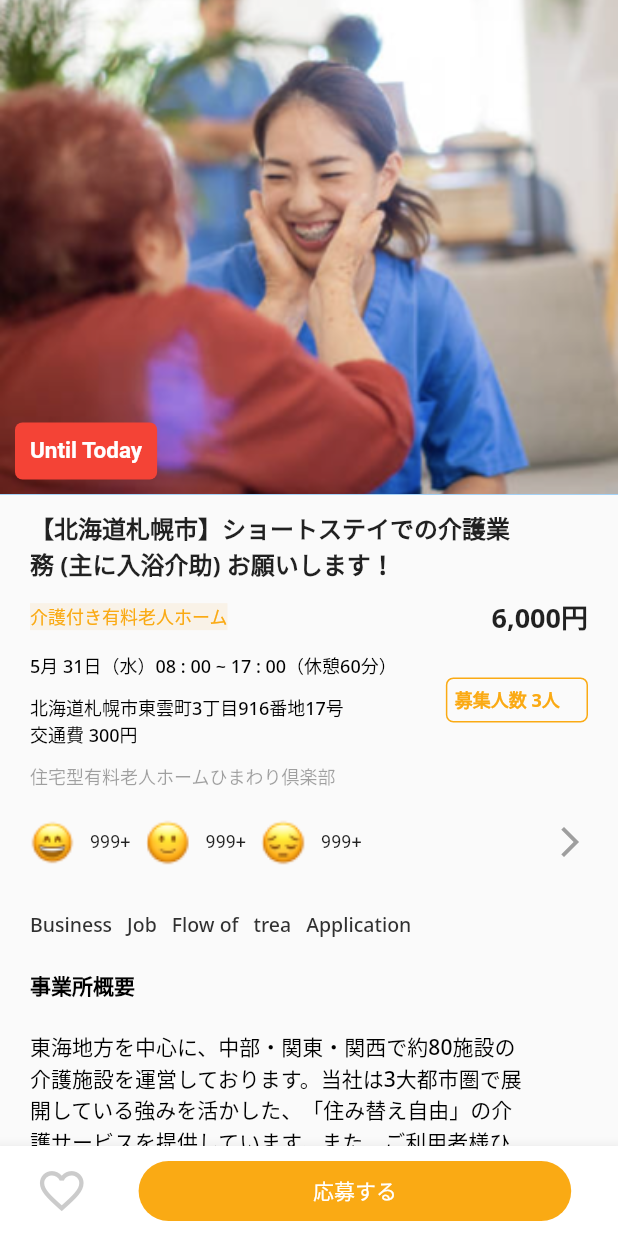
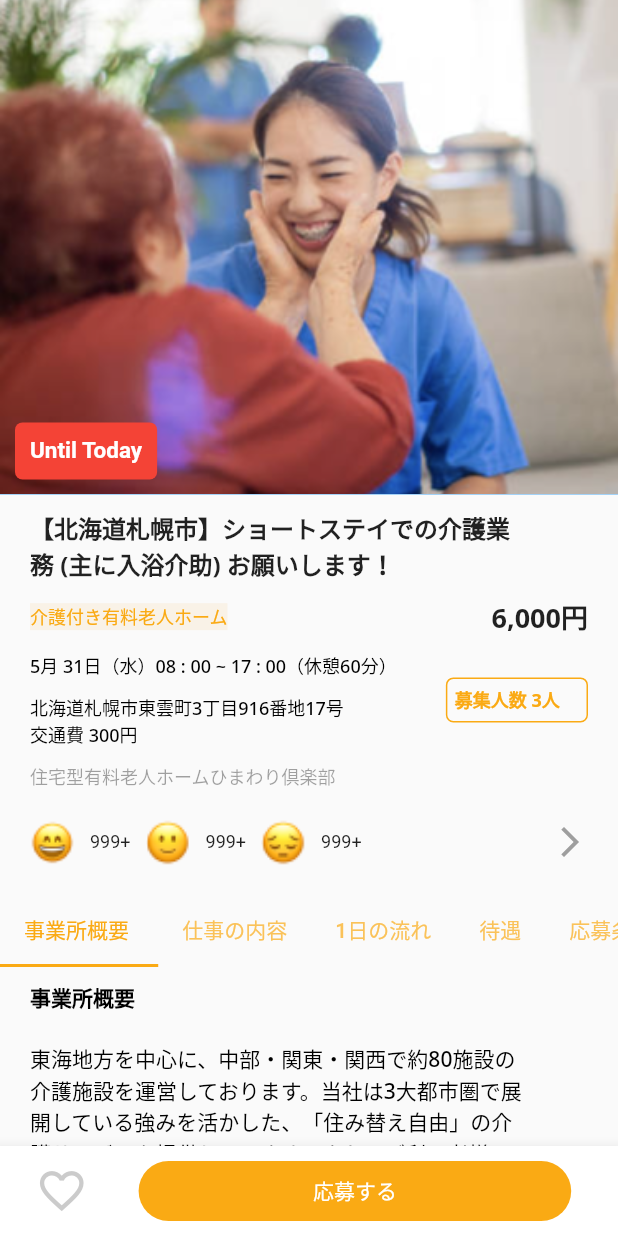
Before and after one commit to sreejagath/stuntech, a Flutter app: the JobDetails screen opened directly, on a phone screen of 412 x 824 dp. Run offline on Flutter 3.47's test engine with Material 2 defaults, Android fonts, the light colour scheme and no system bars; our stand-ins replace get, google_fonts, google_maps_flutter.

Commit message:
UI update

```diff
--- a/lib/view/job_details.dart
+++ b/lib/view/job_details.dart
@@ -19,19 +19,20 @@ class JobDetails extends StatefulWidget {
 }
 
 class _JobDetailsState extends State<JobDetails> {
-
   Completer<GoogleMapController> _controller = Completer();
   @override
-
   Widget build(BuildContext context) {
-    var selectItems = ['Business', 'Job', 'Flow of', 'trea', 'Application'];
+    var selectItems = ['事業所概要 ', '仕事の内容', '1日の流れ', '待遇', '応募条件', '持ち物'];
     return Scaffold(
       body: SingleChildScrollView(
+        child: DefaultTabController(
+          length: selectItems.length,
           child: Column(
             children: [
-            HeaderImage(),
+              const HeaderImage(),
               Padding(
-              padding: const EdgeInsets.symmetric(horizontal: 20, vertical: 10),
+                padding:
+                    const EdgeInsets.symmetric(horizontal: 20, vertical: 10),
                 child: Column(
                   crossAxisAlignment: CrossAxisAlignment.start,
                   children: [
@@ -67,7 +68,7 @@ class _JobDetailsState extends State<JobDetails> {
                             ),
                           ),
                         ),
-                      Spacer(),
+                        const Spacer(),
                         Text(
                           '6,000円',
                           //'6,000 yen',
@@ -88,7 +89,7 @@ class _JobDetailsState extends State<JobDetails> {
                     ),
                     Column(
                       children: [
-                      JobDetail(),
+                        const JobDetail(),
                         const SizedBox(
                           height: 10,
                         ),
@@ -99,7 +100,8 @@ class _JobDetailsState extends State<JobDetails> {
                               //'Residential pay nursing home Himawari Club',
                               style: TextStyle(
                                 fontSize: 12,
-                              color: const Color(0xFF303030).withOpacity(0.45),
+                                color:
+                                    const Color(0xFF303030).withOpacity(0.45),
                                 fontFamily: GoogleFonts.notoSans().fontFamily,
                                 fontWeight: FontWeight.w500,
                               ),
@@ -111,56 +113,69 @@ class _JobDetailsState extends State<JobDetails> {
                   ],
                 ),
               ),
-            Padding(
-              padding: const EdgeInsets.symmetric(
+              const Padding(
+                padding: EdgeInsets.symmetric(
                   horizontal: 10,
                 ),
-              child: const Reactions(),
+                child: Reactions(),
               ),
               const SizedBox(
                 height: 10,
               ),
-            Padding(
-                padding:
-                    const EdgeInsets.symmetric(horizontal: 20, vertical: 10),
-                child: SizedBox(
-                  height: 20,
-                  child: Row(
-                    children: [
-                      Expanded(
-                        child: ListView.builder(
-                          scrollDirection: Axis.horizontal,
-                          itemCount: selectItems.length,
-                          itemBuilder: (context, index) {
-                            return Row(
-                              children: [
-                                Text(
-                                  selectItems[index],
-                                  style: TextStyle(
-                                    fontSize: 13,
-                                    color: const Color(0xFF303030),
-                                    fontFamily:
-                                        GoogleFonts.notoSans().fontFamily,
-                                    fontWeight: FontWeight.w500,
-                                  ),
-                                ),
-                                const SizedBox(
-                                  width: 10,
-                                ),
-                              ],
-                            );
-                          },
-                        ),
-                      ),
-                    ],
-                  ),
-                )),
+              // Padding(
+              //     padding:
+              //         const EdgeInsets.symmetric(horizontal: 20, vertical: 10),
+              //     child: SizedBox(
+              //       height: 20,
+              //       child: Row(
+              //         children: [
+              //           Expanded(
+              //             child: ListView.builder(
+              //               scrollDirection: Axis.horizontal,
+              //               itemCount: selectItems.length,
+              //               itemBuilder: (context, index) {
+              //                 return Row(
+              //                   children: [
+              //                     Text(
+              //                       selectItems[index],
+              //                       style: TextStyle(
+              //                         fontSize: 13,
+              //                         color: const Color(0xFF303030),
+              //                         fontFamily:
+              //                             GoogleFonts.notoSans().fontFamily,
+              //                         fontWeight: FontWeight.w500,
+              //                       ),
+              //                     ),
+              //                     const SizedBox(
+              //                       width: 10,
+              //                     ),
+              //                   ],
+              //                 );
+              //               },
+              //             ),
+              //           ),
+              //         ],
+              //       ),
+              //     )),
               // const SizedBox(
               //   height: 10,
               // ),
 
+              TabBar(
+                isScrollable: true,
+                indicatorColor: mainText,
+                labelColor: mainText,
+                tabs: [
+                Tab(child: Text(selectItems[0])),
+                Tab(child: Text(selectItems[1])),
+                Tab(child: Text(selectItems[2])),
+                Tab(child: Text(selectItems[3])),
+                Tab(child: Text(selectItems[4])),
+                Tab(child: Text(selectItems[5])),
+              ]),
               Padding(
-              padding: const EdgeInsets.symmetric(horizontal: 20, vertical: 10),
+                padding:
+                    const EdgeInsets.symmetric(horizontal: 20, vertical: 10),
                 child: Column(
                   children: [
                     Row(
@@ -194,13 +209,13 @@ class _JobDetailsState extends State<JobDetails> {
                         ),
                       ],
                     ),
-                  SizedBox(
+                    const SizedBox(
                       height: 10,
                     ),
                     Row(
                       mainAxisAlignment: MainAxisAlignment.center,
                       children: [
-                      Icon(
+                        const Icon(
                           Icons.arrow_drop_down,
                           color: Colors.grey,
                           size: 20,
@@ -248,7 +263,8 @@ class _JobDetailsState extends State<JobDetails> {
                                   style: TextStyle(
                                     fontSize: 14,
                                     color: black,
-                                  fontFamily: GoogleFonts.notoSans().fontFamily,
+                                    fontFamily:
+                                        GoogleFonts.notoSans().fontFamily,
                                     fontWeight: FontWeight.w500,
                                   )
 //                               '''General long-term care work in group homes
@@ -558,15 +574,17 @@ class _JobDetailsState extends State<JobDetails> {
                     ),
                     Container(
                       height: 200,
+                      clipBehavior: Clip.hardEdge,
                       width: MediaQuery.of(context).size.width * 0.9,
                       decoration: BoxDecoration(
                         borderRadius: BorderRadius.circular(10),
                         //color: Colors.grey
                       ),
                       alignment: Alignment.center,
-                    child:  GoogleMap(initialCameraPosition: CameraPosition(target:
-      LatLng(-33.870840,151.206286),
-        zoom: 12),),
+                      child: const GoogleMap(
+                        initialCameraPosition: CameraPosition(
+                            target: LatLng(-33.870840, 151.206286), zoom: 12),
+                      ),
                       // Text('Google Map',
                       //     style: TextStyle(
                       //         fontSize: 14,
@@ -612,7 +630,8 @@ class _JobDetailsState extends State<JobDetails> {
                     Row(
                       children: [
                         Container(
-                        padding: const EdgeInsets.only(left: 10.0, right: 10.0),
+                          padding:
+                              const EdgeInsets.only(left: 10.0, right: 10.0),
                           width: MediaQuery.of(context).size.width * 0.8,
                           child: Text('''・”XXXXXX” 駅から徒歩 “XX” 分
 ・”XXXXXX” から車で “XX” 分
@@ -787,7 +806,8 @@ class _JobDetailsState extends State<JobDetails> {
                             Row(
                               children: [
                                 Container(
-                                width: MediaQuery.of(context).size.width * 0.8,
+                                  width:
+                                      MediaQuery.of(context).size.width * 0.8,
                                   padding: const EdgeInsets.only(
                                       left: 10.0, right: 10.0),
                                   child: Text(
@@ -807,8 +827,8 @@ class _JobDetailsState extends State<JobDetails> {
                               height: 10,
                             ),
                             Padding(
-                            padding:
-                                const EdgeInsets.only(left: 10.0, right: 10.0),
+                              padding: const EdgeInsets.only(
+                                  left: 10.0, right: 10.0),
                               child: Row(
                                 children: const [
                                   CareGivingItem(title: '介護付き有料老人ホーム'),
@@ -819,8 +839,8 @@ class _JobDetailsState extends State<JobDetails> {
                               height: 10,
                             ),
                             Padding(
-                            padding:
-                                const EdgeInsets.only(left: 10.0, right: 10.0),
+                              padding: const EdgeInsets.only(
+                                  left: 10.0, right: 10.0),
                               child: Row(
                                 children: const [
                                   Text('北海道札幌市東雲町3丁目916番地17号')
@@ -832,8 +852,8 @@ class _JobDetailsState extends State<JobDetails> {
                               height: 10,
                             ),
                             Padding(
-                            padding:
-                                const EdgeInsets.only(left: 10.0, right: 10.0),
+                              padding: const EdgeInsets.only(
+                                  left: 10.0, right: 10.0),
                               child: Row(
                                 children: const [
                                   Text('正職員'),
@@ -849,8 +869,8 @@ class _JobDetailsState extends State<JobDetails> {
                               height: 10,
                             ),
                             Padding(
-                            padding:
-                                const EdgeInsets.only(left: 10.0, right: 10.0),
+                              padding: const EdgeInsets.only(
+                                  left: 10.0, right: 10.0),
                               child: Row(
                                 children: [
                                   SizedBox(
@@ -879,6 +899,7 @@ class _JobDetailsState extends State<JobDetails> {
                 height: 50,
               ),
             ],
+          ),
         ),
       ),
       bottomSheet: BottomAppBar(
@@ -912,7 +933,7 @@ class _JobDetailsState extends State<JobDetails> {
                               height: 100,
                               width: 100,
                             ),
-                            SizedBox(
+                            const SizedBox(
                               height: 10,
                             ),
                             Text('The application is completed!',
@@ -922,19 +943,19 @@ class _JobDetailsState extends State<JobDetails> {
                                   fontFamily: GoogleFonts.notoSans().fontFamily,
                                   fontWeight: FontWeight.bold,
                                 )),
-                            SizedBox(
+                            const SizedBox(
                               height: 5,
                             ),
                             Container(
                               width: 300,
                               alignment: Alignment.center,
-                              child: Text(
+                              child: const Text(
                                 '''Until the application result arrives from the long-term care office
  Please wait.''',
                                 textAlign: TextAlign.center,
                               ),
                             ),
-                            SizedBox(
+                            const SizedBox(
                               height: 10,
                             ),
                             GestureDetector(
@@ -946,7 +967,7 @@ class _JobDetailsState extends State<JobDetails> {
                                 height: 50,
                                 decoration: BoxDecoration(
                                   borderRadius: BorderRadius.circular(10),
-                                  color: Color(0xFF003566),
+                                  color: const Color(0xFF003566),
                                 ),
                                 alignment: Alignment.center,
                                 child: Text(
```
Lines whose indentation alone changed are shown as unchanged.
